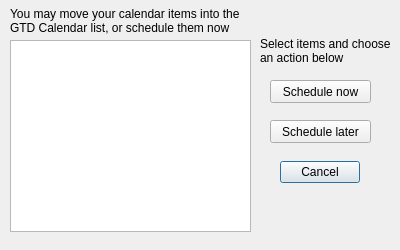
Above: qt/qt_test001/kanbancalendardialog.ui from fsziegler/GTD-Kanban before the change. Below: the same form after it.
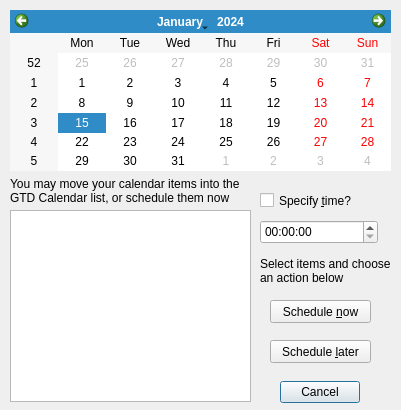
That is the form after the change.

Commit message: Calendar dialog now reading the time and date desired - not yet putting items in calendar and always exits even if the list is not empty yet.

```diff
--- a/qt/qt_test001/kanbancalendardialog.ui
+++ b/qt/qt_test001/kanbancalendardialog.ui
@@ -6,8 +6,8 @@
    <rect>
     <x>0</x>
     <y>0</y>
-    <width>400</width>
-    <height>250</height>
+    <width>401</width>
+    <height>410</height>
    </rect>
   </property>
   <property name="windowTitle">
@@ -17,7 +17,7 @@
    <property name="geometry">
     <rect>
      <x>279</x>
-     <y>156</y>
+     <y>376</y>
      <width>81</width>
      <height>32</height>
     </rect>
@@ -33,7 +33,7 @@
    <property name="geometry">
     <rect>
      <x>10</x>
-     <y>0</y>
+     <y>170</y>
      <width>241</width>
      <height>41</height>
     </rect>
@@ -49,7 +49,7 @@
    <property name="geometry">
     <rect>
      <x>10</x>
-     <y>40</y>
+     <y>210</y>
      <width>241</width>
      <height>192</height>
     </rect>
@@ -59,7 +59,7 @@
    <property name="geometry">
     <rect>
      <x>260</x>
-     <y>30</y>
+     <y>250</y>
      <width>131</width>
      <height>41</height>
     </rect>
@@ -75,26 +75,59 @@
    <property name="geometry">
     <rect>
      <x>270</x>
-     <y>80</y>
+     <y>300</y>
      <width>101</width>
      <height>23</height>
     </rect>
    </property>
    <property name="text">
-    <string>Schedule now</string>
+    <string>Schedule &amp;now</string>
    </property>
   </widget>
   <widget class="QPushButton" name="scheduleLaterButton">
    <property name="geometry">
     <rect>
      <x>270</x>
-     <y>120</y>
+     <y>340</y>
      <width>101</width>
      <height>23</height>
     </rect>
    </property>
    <property name="text">
-    <string>Schedule later</string>
+    <string>Schedule &amp;later</string>
+   </property>
+  </widget>
+  <widget class="QCalendarWidget" name="calendarWidget">
+   <property name="geometry">
+    <rect>
+     <x>10</x>
+     <y>10</y>
+     <width>381</width>
+     <height>161</height>
+    </rect>
+   </property>
+  </widget>
+  <widget class="QTimeEdit" name="timeEdit">
+   <property name="geometry">
+    <rect>
+     <x>260</x>
+     <y>220</y>
+     <width>118</width>
+     <height>24</height>
+    </rect>
+   </property>
+  </widget>
+  <widget class="QCheckBox" name="specifyTimeCheckBox">
+   <property name="geometry">
+    <rect>
+     <x>260</x>
+     <y>190</y>
+     <width>101</width>
+     <height>21</height>
+    </rect>
+   </property>
+   <property name="text">
+    <string>Specify &amp;time?</string>
    </property>
   </widget>
  </widget>
```
Left out of the diff: 8 changed lines with no effect on the pictures. The commit also changes 7 other files.
